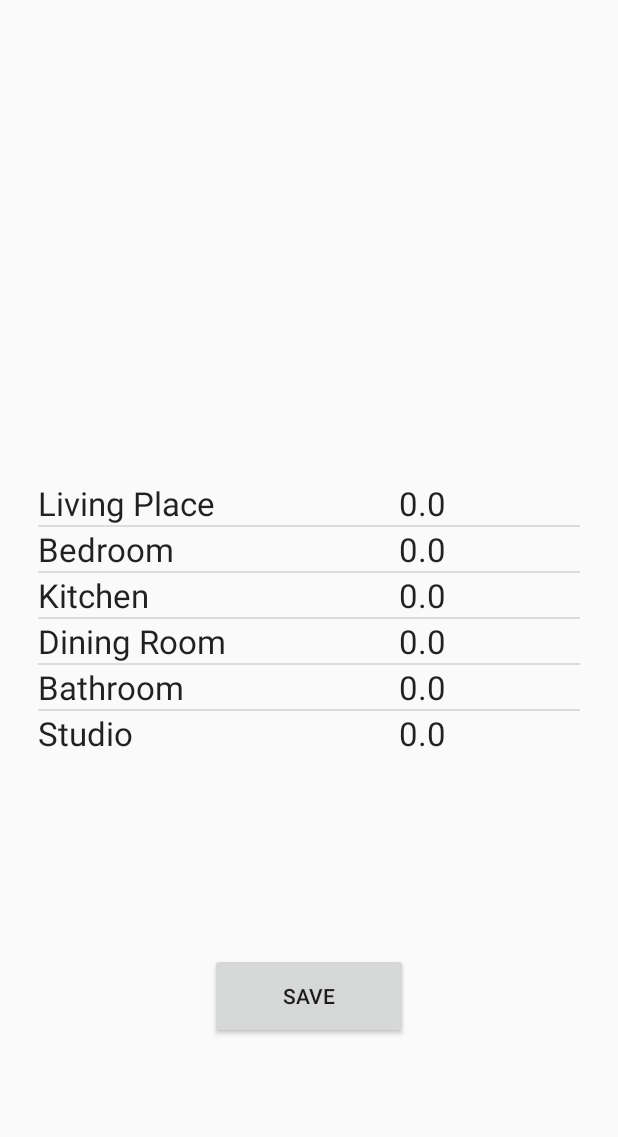
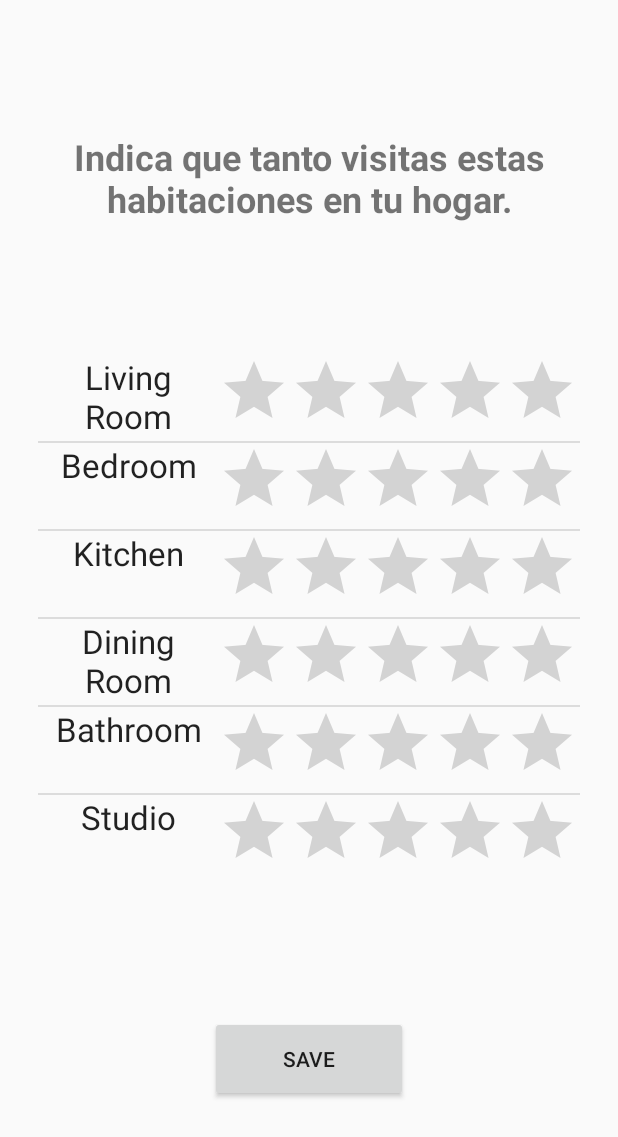
Before and after one commit to FrankVargas427/maskUp, an Android app: the PlacesActivity screen opened directly, with no data from a screen before it, on a phone screen of 412 x 824 dp. Shown: the top 1137 px of the screen. Run offline under Robolectric (Android 15) with nearby library versions, the phone set to English and light mode, and no system bars; 1 statement that could not run was skipped.

Commit message:
Nuevo sistema de guardado y cargado.

```diff
--- a/app/src/main/java/com/henktech/maskup/activities/DayHourActivity.java
+++ b/app/src/main/java/com/henktech/maskup/activities/DayHourActivity.java
@@ -87,7 +87,7 @@ public class DayHourActivity extends AppCompatActivity {
             saveDays.put(selectedDaysInt.get(i), calListStart.get(selectedDaysInt.get(i)));
         }
 
-        SaveLoadManager.saveFile(saveDays, this.getApplicationContext());
+        SaveLoadManager.saveFile(saveDays, this.getApplicationContext(), getString(R.string.daysSavefile));
 
         NotificationManager.scheduleNotification(this, saveDays);
 
--- a/app/src/main/java/com/henktech/maskup/activities/MainActivity.java
+++ b/app/src/main/java/com/henktech/maskup/activities/MainActivity.java
@@ -25,10 +25,10 @@ public class MainActivity extends AppCompatActivity {
             @Override
             public void run() {
                 Intent mainIntent = null;
-                if (SaveLoadManager.loadFile(context) == null) {
+                if (SaveLoadManager.loadFile(context, getString(R.string.daysSavefile)) == null) {
                     mainIntent = new Intent(MainActivity.this, DayHourActivity.class);
                 } else {
-                    mainIntent = new Intent(MainActivity.this, FlatActivity.class);
+                    mainIntent = new Intent(MainActivity.this, HomeActivity.class);
                 }
                 MainActivity.this.startActivity(mainIntent);
                 MainActivity.this.finish();
--- a/app/src/main/java/com/henktech/maskup/activities/PlacesActivity.java
+++ b/app/src/main/java/com/henktech/maskup/activities/PlacesActivity.java
@@ -5,12 +5,12 @@ import android.os.Bundle;
 import android.os.Handler;
 import android.view.View;
 import android.widget.AdapterView;
-import android.widget.Button;
 import android.widget.ListView;
 
 import androidx.appcompat.app.AppCompatActivity;
 
 import com.henktech.maskup.R;
+import com.henktech.maskup.managers.SaveLoadManager;
 import com.henktech.maskup.pojos.Place;
 import com.henktech.maskup.tools.PlacesAdapter;
 import com.henktech.maskup.tools.PlacesDialog;
@@ -23,7 +23,7 @@ public class PlacesActivity extends AppCompatActivity implements PlacesDialog.Di
 
     public PlacesActivity() {
         // make it so that if the places.txt is empty, make these. Else, make these but replace the ones that exist in the txt
-        housePlaces.add(new Place("Living Place", 0));
+        housePlaces.add(new Place("Living Room", 0));
         housePlaces.add(new Place("Bedroom", 0));
         housePlaces.add(new Place("Kitchen", 0));
         housePlaces.add(new Place("Dining Room", 0));
@@ -36,8 +36,8 @@ public class PlacesActivity extends AppCompatActivity implements PlacesDialog.Di
         super.onCreate(savedInstanceState);
         setContentView(R.layout.activity_places);
         getSupportActionBar().hide();
-        listView = (ListView) findViewById(R.id.placesListView);
-        Button savePlacesBtn = findViewById(R.id.savePlacesButton);
+
+        listView = findViewById(R.id.placesListView);
 
         listView.setAdapter(new PlacesAdapter(this,
                 android.R.layout.simple_list_item_multiple_choice, housePlaces));
@@ -54,10 +54,12 @@ public class PlacesActivity extends AppCompatActivity implements PlacesDialog.Di
     }
 
     public void savePlaces(View v) {
+        SaveLoadManager.saveFile(housePlaces, this.getApplicationContext(), getString(R.string.placesSavefile));
+
         new Handler().postDelayed(new Runnable() {
             @Override
             public void run() {
-                Intent mainIntent = new Intent(PlacesActivity.this, FlatActivity.class);
+                Intent mainIntent = new Intent(PlacesActivity.this, HomeActivity.class);
                 PlacesActivity.this.startActivity(mainIntent);
                 PlacesActivity.this.finish();
             }
--- a/app/src/main/java/com/henktech/maskup/managers/SaveLoadManager.java
+++ b/app/src/main/java/com/henktech/maskup/managers/SaveLoadManager.java
@@ -10,13 +10,12 @@ import java.io.ObjectInputStream;
 import java.io.ObjectOutputStream;
 
 public class SaveLoadManager {
-    private static final String FILENAME = "days.txt";
 
-    public static void saveFile(Object objToSave, Context context) {
+    public static void saveFile(Object objToSave, Context context, String filename) {
         FileOutputStream fos = null;
         ObjectOutputStream oos = null;
         try {
-            fos = context.openFileOutput(FILENAME, Context.MODE_PRIVATE);
+            fos = context.openFileOutput(filename, Context.MODE_PRIVATE);
             oos = new ObjectOutputStream(fos);
             oos.writeObject(objToSave);
         } catch (FileNotFoundException e) {
@@ -41,15 +40,15 @@ public class SaveLoadManager {
 
     }
 
-    public static Object loadFile(Context context) {
+    public static Object loadFile(Context context, String filename) {
         Object loadedFile = null;
         FileInputStream fis = null;
         ObjectInputStream ois = null;
 
         try {
-            fis = context.openFileInput(FILENAME);
+            fis = context.openFileInput(filename);
             ois = new ObjectInputStream(fis);
-            loadedFile = (Object) ois.readObject();
+            loadedFile = ois.readObject();
         } catch (FileNotFoundException e) {
             e.printStackTrace();
         } catch (IOException e) {
--- a/app/src/main/java/com/henktech/maskup/pojos/Place.java
+++ b/app/src/main/java/com/henktech/maskup/pojos/Place.java
@@ -1,6 +1,8 @@
 package com.henktech.maskup.pojos;
 
-public class Place {
+import java.io.Serializable;
+
+public class Place implements Serializable {
     String nameOfRoom;
     float probability;
     //Next iteration: picture
--- a/app/src/main/java/com/henktech/maskup/tools/PlacesAdapter.java
+++ b/app/src/main/java/com/henktech/maskup/tools/PlacesAdapter.java
@@ -5,6 +5,7 @@ import android.view.LayoutInflater;
 import android.view.View;
 import android.view.ViewGroup;
 import android.widget.ArrayAdapter;
+import android.widget.RatingBar;
 import android.widget.TextView;
 
 import androidx.annotation.LayoutRes;
@@ -28,11 +29,11 @@ public class PlacesAdapter extends ArrayAdapter<Place> {
             convertView = LayoutInflater.from(getContext()).inflate(R.layout.item_place, parent, false);
         }
         // Lookup view for data population
-        TextView tvName = (TextView) convertView.findViewById(R.id.tvName);
-        TextView tvProbability = (TextView) convertView.findViewById(R.id.tvProbability);
+        TextView tvName = convertView.findViewById(R.id.tvName);
+        RatingBar rbProbability = convertView.findViewById(R.id.rbProbability);
         // Populate the data into the template view using the data object
         tvName.setText(place.getName());
-        tvProbability.setText(String.valueOf(place.getProbability()));
+        rbProbability.setRating(place.getProbability());
         // Return the completed view to render on screen
         return convertView;
     }
--- a/app/src/main/res/layout/activity_dayshours.xml
+++ b/app/src/main/res/layout/activity_dayshours.xml
@@ -1,5 +1,4 @@
 <?xml version="1.0" encoding="utf-8"?>
-
 <androidx.constraintlayout.widget.ConstraintLayout xmlns:android="http://schemas.android.com/apk/res/android"
     xmlns:app="http://schemas.android.com/apk/res-auto"
     xmlns:tools="http://schemas.android.com/tools"
@@ -11,6 +10,7 @@
         android:id="@+id/textView2"
         android:layout_width="wrap_content"
         android:layout_height="wrap_content"
+        android:gravity="center_horizontal"
         android:text="@string/daystext"
         android:textSize="24sp"
         android:textStyle="bold"
--- a/app/src/main/res/layout/activity_places.xml
+++ b/app/src/main/res/layout/activity_places.xml
@@ -6,16 +6,18 @@
     android:layout_height="match_parent"
     tools:context=".activities.PlacesActivity">
 
-    <Button
-        android:id="@+id/savePlacesButton"
-        android:layout_width="132dp"
-        android:layout_height="57dp"
-        android:onClick="savePlaces"
-        android:text="@string/saveButton"
-        app:layout_constraintBottom_toBottomOf="parent"
+    <TextView
+        android:id="@+id/textView4"
+        android:layout_width="wrap_content"
+        android:layout_height="wrap_content"
+        android:gravity="center_horizontal"
+        android:text="@string/placetext"
+        android:textSize="24sp"
+        android:textStyle="bold"
+        app:layout_constraintBottom_toTopOf="@+id/placesListView"
         app:layout_constraintEnd_toEndOf="parent"
         app:layout_constraintStart_toStartOf="parent"
-        app:layout_constraintTop_toBottomOf="@+id/placesListView" />
+        app:layout_constraintTop_toTopOf="parent" />
 
     <ListView
         android:id="@+id/placesListView"
@@ -32,6 +34,17 @@
         app:layout_constraintBottom_toBottomOf="parent"
         app:layout_constraintEnd_toEndOf="parent"
         app:layout_constraintStart_toStartOf="parent"
-        app:layout_constraintTop_toTopOf="parent"></ListView>
+        app:layout_constraintTop_toTopOf="parent" />
+
+    <Button
+        android:id="@+id/savePlacesButton"
+        android:layout_width="132dp"
+        android:layout_height="57dp"
+        android:onClick="savePlaces"
+        android:text="@string/saveButton"
+        app:layout_constraintBottom_toBottomOf="parent"
+        app:layout_constraintEnd_toEndOf="parent"
+        app:layout_constraintStart_toStartOf="parent"
+        app:layout_constraintTop_toBottomOf="@+id/placesListView" />
 
 </androidx.constraintlayout.widget.ConstraintLayout>
--- a/app/src/main/res/layout/item_place.xml
+++ b/app/src/main/res/layout/item_place.xml
@@ -7,14 +7,17 @@
         android:id="@+id/tvName"
         android:layout_width="0dp"
         android:layout_height="wrap_content"
-        android:layout_weight="2"
+        android:layout_weight="1"
+        android:gravity="center_horizontal"
         android:textAppearance="@style/TextAppearance.AppCompat.Large" />
 
-    <TextView
-        android:id="@+id/tvProbability"
+    <RatingBar
+        android:id="@+id/rbProbability"
+        android:layout_weight="2"
         android:layout_width="0dp"
         android:layout_height="wrap_content"
-        android:layout_weight="1"
-        android:textAppearance="@style/TextAppearance.AppCompat.Large" />
+        android:focusable="false"
+        android:gravity="center_horizontal"
+        android:isIndicator="true" />
 
 </LinearLayout>
--- a/app/src/main/res/values/strings.xml
+++ b/app/src/main/res/values/strings.xml
@@ -4,12 +4,18 @@
     <string name="start_app">Start App</string>
     <string name="daystext">Elige los dias que sales.</string>
     <string name="hourtext">Indica la hora que sales.</string>
+    <string name="placetext">Indica que tanto visitas estas habitaciones en tu hogar.</string>
     <string name="timehint">HH:MM</string>
     <string name="saveButton">Save</string>
     <string name="loadButton">Load</string>
     <string name="testNotif">Test Notif</string>
     <string name="ready_note">¡Listo! Se te notificara esos dias.</string>
-    <string name="returner">Editar Horas</string>
-    <string name="reviewer">Revisar Horas</string>
+    <string name="returnerDays">Editar Horas</string>
+    <string name="reviewerDays">Revisar Horas</string>
+    <string name="returnerPlaces">Editar Lugares</string>
+    <string name="reviewerPlaces">Revisar Lugares</string>
     <string name="temporalfindmask">¡No olvides tu cubrebocas!</string>
+
+    <string name="daysSavefile">days</string>
+    <string name="placesSavefile">places</string>
 </resources>
```
Also changed, not shown: app/src/main/AndroidManifest.xml (+6 -6 lines), app/src/main/java/com/henktech/maskup/activities/HomeActivity.java (renamed from app/src/main/java/com/henktech/maskup/activities/FlatActivity.java, +47 -10 lines), app/src/main/res/layout/activity_flat.xml (+32 -6 lines).
